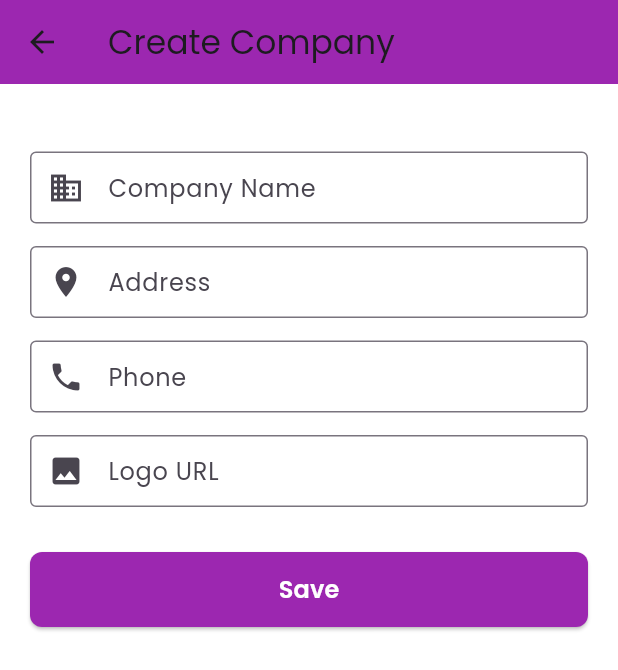
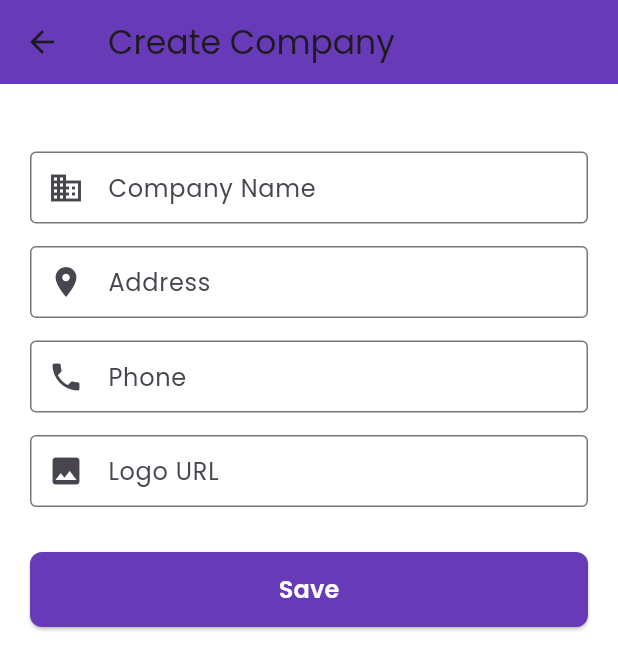
Before and after one commit to anjumArnab/Company-Info, a Flutter app: the screen it shows after launch, after a tap on the "add" icon, on a phone screen of 412 x 824 dp. Shown: the top 670 px of the screen. Run offline on Flutter 3.47's test engine with Material 3 defaults, Android fonts, the phone set to English and light mode, and no system bars; our stand-ins replace dio, google_fonts; network calls fail.

Commit message:
backgroundColor: Colors.deepPurple

```diff
--- a/lib/screens/create_company.dart
+++ b/lib/screens/create_company.dart
@@ -191,7 +191,7 @@ class _CreateCompanyState extends State<CreateCompany> {
   Widget build(BuildContext context) {
     return Scaffold(
       appBar: AppBar(
-        backgroundColor: Colors.purple,
+        backgroundColor: Colors.deepPurple,
         title: Text(widget.isEditing ? "Edit Company" : "Create Company"),
       ),
       body: Form(
--- a/lib/screens/homepage.dart
+++ b/lib/screens/homepage.dart
@@ -228,7 +228,7 @@ class _HomepageState extends State<Homepage> {
   Widget build(BuildContext context) {
     return Scaffold(
       appBar: AppBar(
-        backgroundColor: Colors.purple,
+        backgroundColor: Colors.deepPurple,
         title: const Text("Company List"),
         bottom: PreferredSize(
           preferredSize: const Size.fromHeight(60),
--- a/lib/widgets/primary_button.dart
+++ b/lib/widgets/primary_button.dart
@@ -19,7 +19,7 @@ class PrimaryButton extends StatelessWidget {
       child: ElevatedButton(
         onPressed: isLoading ? null : onPressed,
         style: ElevatedButton.styleFrom(
-          backgroundColor: Colors.purple,
+          backgroundColor: Colors.deepPurple,
           foregroundColor: Colors.white,
           shape: RoundedRectangleBorder(
             borderRadius: BorderRadius.circular(8),
```
Also changed, not shown: assets/t01.png (deleted), assets/t02.png (deleted).
